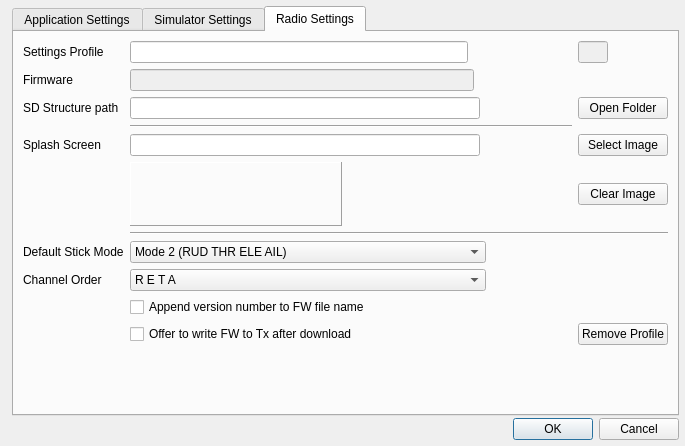
Old version of the form companion/src/apppreferencesdialog.ui in the repository opentx/opentx.
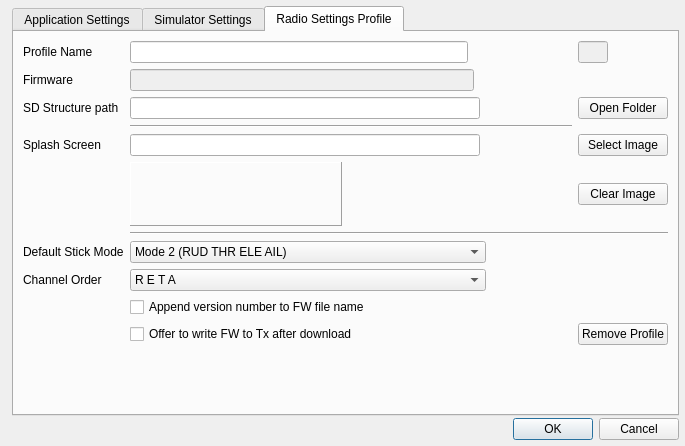
New version of the form. The open tabs and pages were chosen to show the change.

Commit message: Corrected a number of smaller issuses in the GUI. A new profile now keeps the values from the current profile. Removed the special handling of the Name field in profiles.

Patch:
```diff
--- a/companion/src/apppreferencesdialog.ui
+++ b/companion/src/apppreferencesdialog.ui
@@ -490,7 +490,7 @@
      </widget>
      <widget class="QWidget" name="profileTab">
       <attribute name="title">
-       <string>Radio Settings</string>
+       <string>Radio Settings Profile</string>
       </attribute>
       <layout class="QGridLayout" name="gridLayout_2">
        <item row="10" column="1" colspan="4">
@@ -720,7 +720,7 @@
        <item row="0" column="0">
         <widget class="QLabel" name="label_2">
          <property name="text">
-          <string>Settings Profile</string>
+          <string>Profile Name</string>
          </property>
         </widget>
        </item>
```
Left out of the diff: 15 changed lines with no effect on the pictures. The commit also changes 9 other files.
